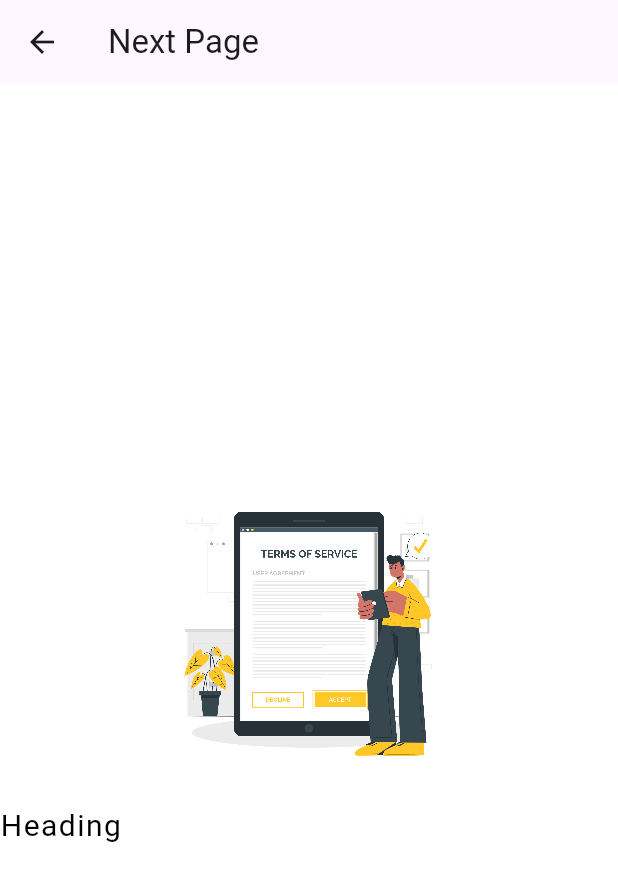
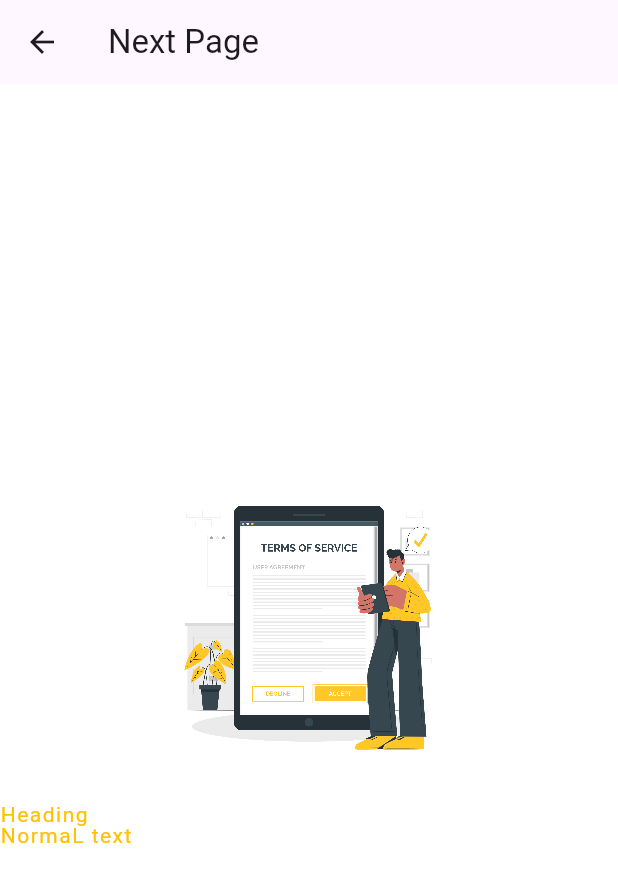
Before and after one commit to SSutharsangit/Accessibility, a Flutter app: the screen it shows after launch, scrolled down 262 dp, after a tap on "NEXT PAGE", on a phone screen of 412 x 824 dp. Shown: the top 882 px of the screen. Run offline on Flutter 3.47's test engine with Material 3 defaults, Android fonts, the phone set to English and light mode, and no system bars.

Commit message:
commite 4

```diff
--- a/lib/accessible_heading_text.dart
+++ b/lib/accessible_heading_text.dart
@@ -5,27 +5,28 @@ import 'package:accessibility_features/accessibility_features.dart';
 class AccessibleHeadingText extends StatelessWidget {
   final String data;
   final TextStyle? style;
+  final double? fontSize;
+  final Color? textColor;
 
-  const AccessibleHeadingText(this.data, {super.key, this.style});
+  const AccessibleHeadingText(this.data, {super.key, this.style, this.fontSize, this.textColor});
 
   @override
   Widget build(BuildContext context) {
     final accessibilitySettings = context.watch<AccessibilityFeatures>();
 
     return Align(
-      alignment:accessibilitySettings.textAlignment ,
+      alignment: accessibilitySettings.textAlignment,
       child: Text(
         data,
-        style: style?.copyWith(
-      fontWeight: accessibilitySettings.impairedMode ? FontWeight.bold : FontWeight.normal,
-      backgroundColor: accessibilitySettings.textBgColor,
-      fontSize: style!.fontSize! * accessibilitySettings.textScaleFactor * (accessibilitySettings.impairedMode ? 1.2 : 1),
-      color: accessibilitySettings.headingColor,
-      height: accessibilitySettings.lineHeight,
-      letterSpacing:accessibilitySettings.letterSpacing
+        style: (style ?? const TextStyle()).copyWith(
+          fontWeight: accessibilitySettings.impairedMode ? FontWeight.bold : FontWeight.normal,
+          backgroundColor: accessibilitySettings.textBgColor,
+          fontSize: fontSize != null ? fontSize! * accessibilitySettings.textScaleFactor* (accessibilitySettings.impairedMode ? 1.2 : 1) : style?.fontSize,
+          color: textColor ?? accessibilitySettings.headingColor,
+          height: accessibilitySettings.lineHeight,
+          letterSpacing: accessibilitySettings.letterSpacing,
         ),
       ),
     );
-
   }
 }
--- a/lib/accessible_text.dart
+++ b/lib/accessible_text.dart
@@ -5,25 +5,27 @@ import 'package:accessibility_features/accessibility_features.dart';
 class AccessibleText extends StatelessWidget {
   final String data;
   final TextStyle? style;
+  final double? fontSize;
+  final Color? textColor;
 
-  const AccessibleText(this.data, {super.key, this.style});
+  const AccessibleText(this.data, {super.key, this.style, this.fontSize, this.textColor});
 
   @override
   Widget build(BuildContext context) {
     final accessibilitySettings = context.watch<AccessibilityFeatures>();
 
     return Align(
-      alignment:accessibilitySettings.textAlignment,
+      alignment: accessibilitySettings.textAlignment,
       child: Text(
         data,
-        style: style?.copyWith(
-        fontWeight: accessibilitySettings.impairedMode ? FontWeight.bold : FontWeight.normal,
-          backgroundColor:accessibilitySettings.textBgColor,
-            fontSize: style!.fontSize! * accessibilitySettings.textScaleFactor,
-            color: accessibilitySettings.textColor,
-            height: accessibilitySettings.lineHeight,
-            letterSpacing:accessibilitySettings.letterSpacing
-            ),
+        style: (style ?? const TextStyle()).copyWith(
+          fontWeight: accessibilitySettings.impairedMode ? FontWeight.bold : FontWeight.normal,
+          backgroundColor: accessibilitySettings.textBgColor,
+          fontSize: fontSize != null ? fontSize! * accessibilitySettings.textScaleFactor : style?.fontSize,
+          color: textColor ?? accessibilitySettings.textColor,
+          height: accessibilitySettings.lineHeight,
+          letterSpacing: accessibilitySettings.letterSpacing,
+        ),
       ),
     );
   }
--- a/test_app/lib/main.dart
+++ b/test_app/lib/main.dart
@@ -1,9 +1,7 @@
 import 'package:accessibility_features/accessible_heading_text.dart';
 import 'package:accessibility_features/accessible_text.dart';
 import 'package:accessibility_features/accessiblity_image.dart';
-import 'package:flutter/cupertino.dart';
 import 'package:flutter/material.dart';
-import 'package:flutter/widgets.dart';
 import 'package:provider/provider.dart';
 import 'package:accessibility_features/accessibility_features.dart';
 import 'package:test_app/new.dart';
@@ -93,14 +91,13 @@ class _MyHomePageState extends State<MyHomePage> {
             ),
           ),
           const AccessibilityImage(
-          image: AssetImage('assets/hello.png'), // Provide your image here
-          width: 200, // Optional: Set the width of the image
-          height: 200, // Optional: Set the height of the image
-          fit: BoxFit.cover, // Optional: Set the fit of the image
-          alignment: Alignment.center, // Optional: Set the alignment of the image
-           // Optional: Apply a color to the image
-          colorBlendMode: BlendMode.colorBurn, // Optional: Set the color blend mode
-          filterQuality: FilterQuality.high, // Optional: Set the filter quality
+          image: AssetImage('assets/hello.png'),
+          width: 200,
+          height: 200,
+          fit: BoxFit.cover,
+          alignment: Alignment.center,
+          colorBlendMode: BlendMode.colorBurn,
+          filterQuality: FilterQuality.high,
         ),
 
           ListTile(
@@ -395,7 +392,7 @@ class _MyHomePageState extends State<MyHomePage> {
       ),
     );
   },
-  child: Center(child: const Text("NEXT PAGE"))
+  child: const Center(child: Text("NEXT PAGE"))
 ),
 
           ElevatedButton(
--- a/test_app/lib/new.dart
+++ b/test_app/lib/new.dart
@@ -1,8 +1,7 @@
+import 'package:accessibility_features/accessible_heading_text.dart';
 import 'package:accessibility_features/accessible_text.dart';
 import 'package:accessibility_features/accessiblity_image.dart';
 import 'package:flutter/material.dart';
-import 'package:provider/provider.dart';
-import 'package:accessibility_features/accessibility_features.dart';
 
 class MyWidget extends StatelessWidget {
   const MyWidget({Key? key}) : super(key: key);
@@ -19,21 +18,22 @@ class MyWidget extends StatelessWidget {
         mainAxisAlignment: MainAxisAlignment.center,
         children: [
          AccessibilityImage(
-          image: AssetImage('assets/hello.png'), // Provide your image here
-          width: 200, // Optional: Set the width of the image
-          height: 200, // Optional: Set the height of the image
-          fit: BoxFit.cover, // Optional: Set the fit of the image
-          alignment: Alignment.center, // Optional: Set the alignment of the image
-           // Optional: Apply a color to the image
-          colorBlendMode: BlendMode.colorBurn, // Optional: Set the color blend mode
-          filterQuality: FilterQuality.high, // Optional: Set the filter quality
+          image: AssetImage('assets/hello.png'),
+          width: 200,
+          height: 200,
+          fit: BoxFit.cover,
+          alignment: Alignment.center,
+          colorBlendMode: BlendMode.colorBurn,
+          filterQuality: FilterQuality.high,
         ),
           SizedBox(height: 20),
-          AccessibleText(
+       AccessibleHeadingText(
             "Heading",
-            style: TextStyle(
-              fontSize:20
-            ),
+            textColor: Colors.amber,
+          ),
+           AccessibleText(
+            "NormaL text",
+            textColor: Colors.amber,
           ),
         ],
       ),
```
